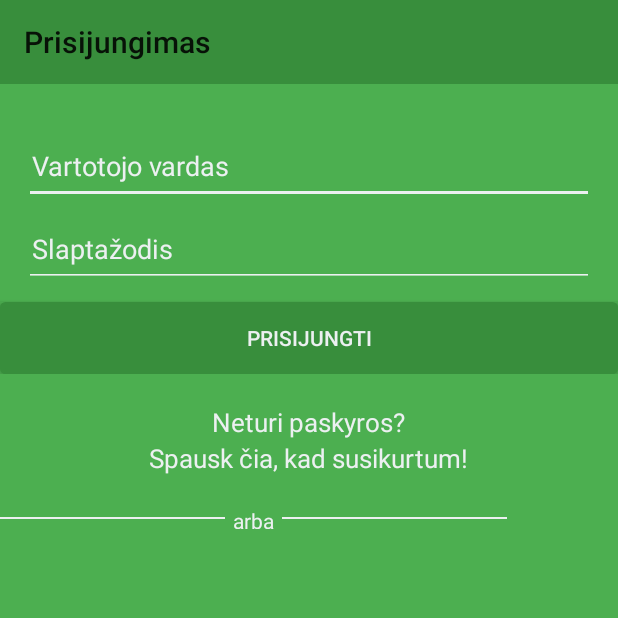
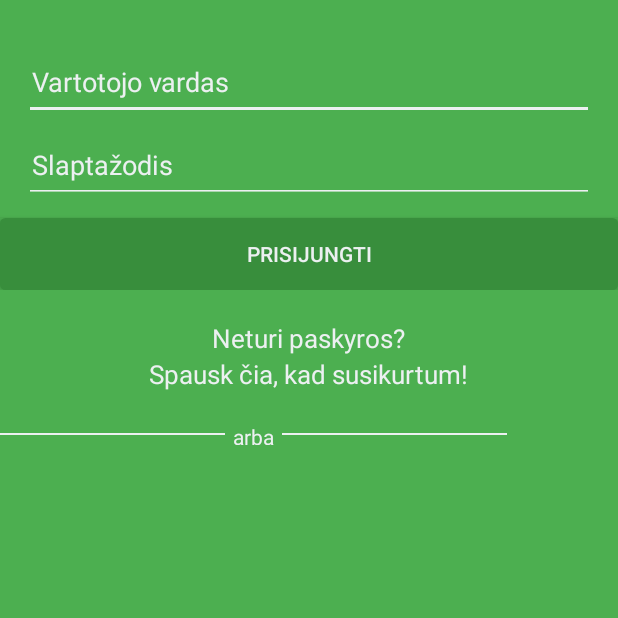
Before and after one commit to benasmi/sveikasGyvenimas, an Android app: the LoginActivity screen opened directly, with no data from a screen before it, on a phone screen of 412 x 824 dp, the top half of it. Run offline under Robolectric (Android 15) with nearby library versions, the phone set to English and light mode, and no system bars.

Commit message:
login activity revind

```diff
--- a/sveikasGyvenimas/app/src/main/java/com/sveikata/productions/mabe/sveikasgyvenimas/LoginActivity.java
+++ b/sveikasGyvenimas/app/src/main/java/com/sveikata/productions/mabe/sveikasgyvenimas/LoginActivity.java
@@ -13,7 +13,6 @@ public class LoginActivity extends AppCompatActivity {
     private EditText username_ET;
     private EditText password_ET;
     private TextView register_link_TV;
-    private Toolbar toolbar;
 
     @Override
     protected void onCreate(Bundle savedInstanceState) {
@@ -22,8 +21,6 @@ public class LoginActivity extends AppCompatActivity {
         username_ET = (EditText) findViewById(R.id.login_username_text);
         password_ET = (EditText) findViewById(R.id.login_password_text);
         register_link_TV = (TextView) findViewById(R.id.register_link);
-        toolbar = (Toolbar) findViewById(R.id.my_toolbar);
-        toolbar.setTitle("Prisijungimas");
 
         register_link_TV.setOnClickListener(new View.OnClickListener() {
             @Override
--- a/sveikasGyvenimas/app/src/main/res/layout/activity_login.xml
+++ b/sveikasGyvenimas/app/src/main/res/layout/activity_login.xml
@@ -7,16 +7,7 @@
     android:background="#4CAF50">
 
 
-    <android.support.v7.widget.Toolbar
-        android:id="@+id/my_toolbar"
-        android:layout_width="match_parent"
-        android:layout_height="?attr/actionBarSize"
-        android:background="#388E3C"
-        android:theme="@style/AppThemeBar"
-        />
-
     <RelativeLayout
-        android:layout_below="@id/my_toolbar"
         android:layout_width="wrap_content"
         android:layout_height="wrap_content"
         android:layout_marginTop="30dp"
```
